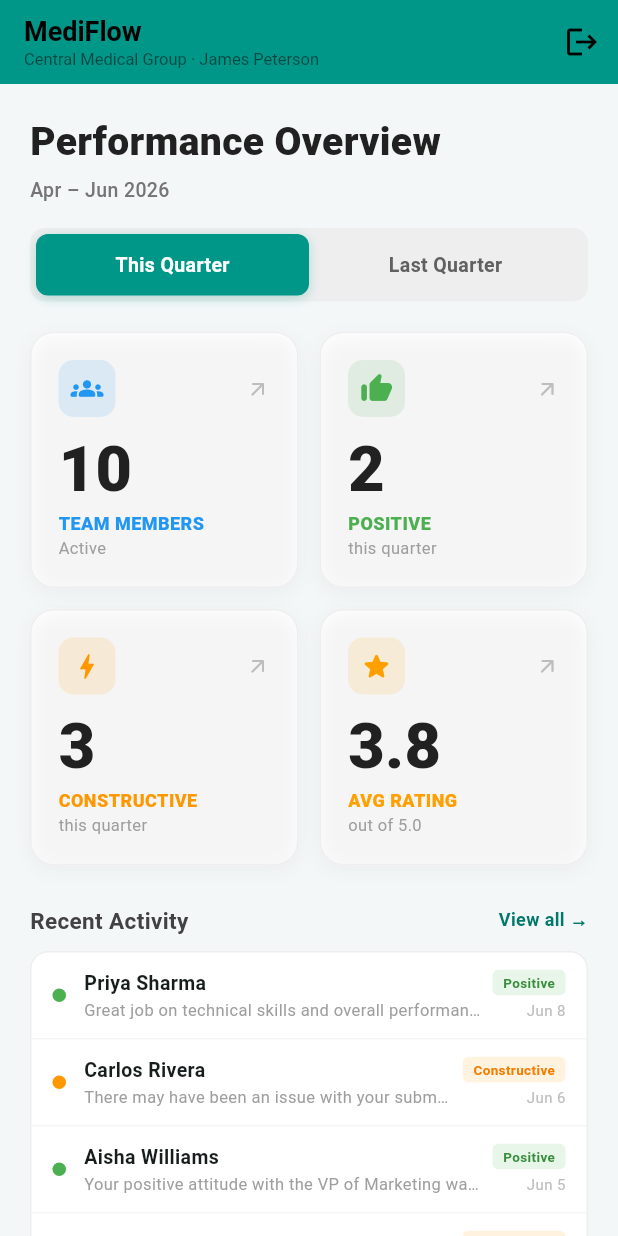
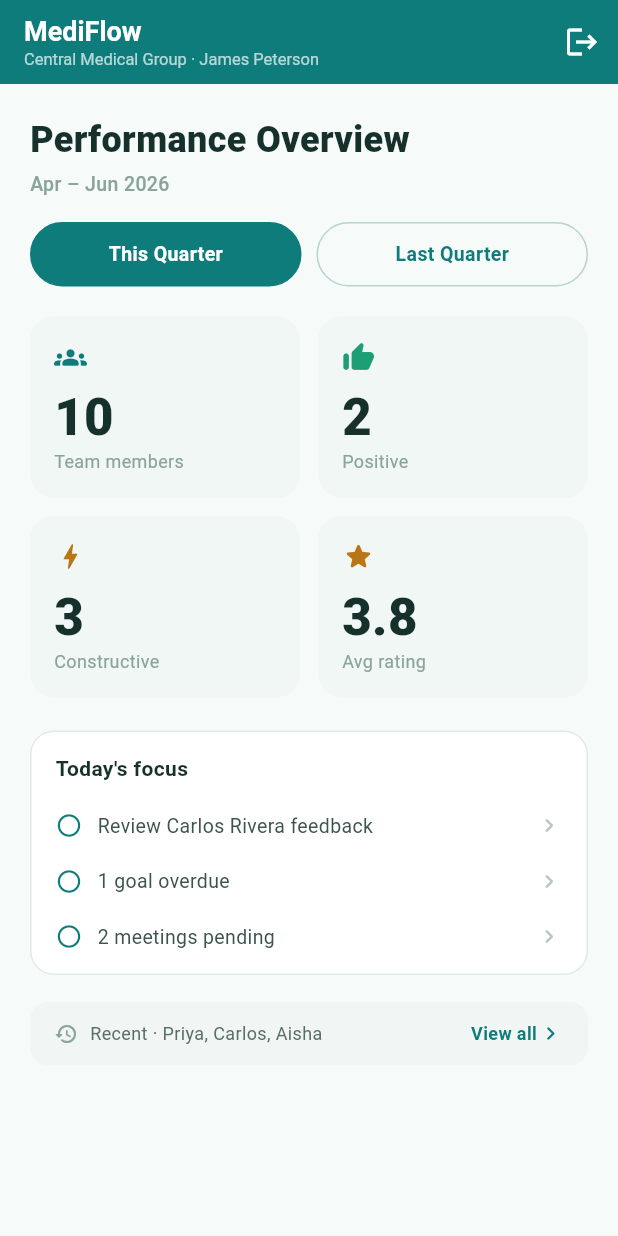
Before and after one commit to deshpandeatharv50-ai/pulse-review, a Flutter app: the DashboardEnterprise screen opened directly, on a phone screen of 412 x 824 dp. Run offline on Flutter 3.47's test engine with Material 3 defaults, Android fonts, the phone set to English and light mode, and no system bars; our stand-ins replace supabase_flutter; accounts and stored records are empty.

Commit message:
Dashboard: Calm Clinical direction (design-shotgun B)
- Light/teal palette, pill quarter toggle (This/Last), 2x2 soft KPI cards
- "Today's Focus" triage list: latest constructive feedback, overdue goals,
  pending meetings — all tappable
- Recent activity demoted to a thin one-line strip with "View all"
- White-on-teal header for contrast
Chosen from 3 explored directions (Command Center / Calm Clinical / Executive Brief).

Co-Authored-By: Claude Opus 4.8 <noreply@anthropic.com>

```diff
--- a/lib/screens/dashboard_enterprise.dart
+++ b/lib/screens/dashboard_enterprise.dart
@@ -5,8 +5,9 @@ import 'team_screen.dart';
 import 'goals_screen.dart';
 import 'reviews_advanced_classic.dart';
 
-// ENTERPRISE PROFESSIONAL DASHBOARD
-// Bold, big, actionable KPIs + quarter date-range filter + compact recent activity.
+// CALM CLINICAL DASHBOARD
+// Light/teal, big 2x2 KPI cards, a "Today's Focus" triage list, and a thin
+// recent-activity strip. Everything reacts to the quarter range filter.
 enum DashRange { current, last }
 
 class DashboardEnterprise extends StatefulWidget {
@@ -17,10 +18,14 @@ class DashboardEnterprise extends StatefulWidget {
 }
 
 class _DashboardEnterpriseState extends State<DashboardEnterprise> {
-  // Selected reporting window. Everything on this screen reacts to it.
   DashRange _range = DashRange.current;
 
-  // Fixed "today" so the demo quarters stay stable.
+  static const Color _teal = Color(0xFF0E7C7B);
+  static const Color _green = Color(0xFF1D9E75);
+  static const Color _amber = Color(0xFFBA7517);
+  static const Color _ink = Color(0xFF16302B);
+
+  // Fixed "today" so demo quarters stay stable.
   static final DateTime _today = DateTime(2026, 6, 10);
 
   static const List<String> _mon = [
@@ -28,8 +33,6 @@ class _DashboardEnterpriseState extends State<DashboardEnterprise> {
     'Jul', 'Aug', 'Sep', 'Oct', 'Nov', 'Dec'
   ];
 
-  // All feedback across both quarters. Built as a getter so hot-reload picks
-  // up edits without needing a full restart.
   List<FeedbackItem> get _allFeedbacks => [
         // ---- Current quarter (Q2 2026: Apr–Jun) ----
         FeedbackItem(id: '1', employeeName: 'Priya Sharma', feedbackType: 'Positive',
@@ -59,13 +62,11 @@ class _DashboardEnterpriseState extends State<DashboardEnterprise> {
             createdAt: DateTime(2026, 2, 3, 8, 15)),
       ];
 
-  // Quarter boundaries derived from _today.
   DateTimeRange get _activeRange {
-    final qStartMonth = ((_today.month - 1) ~/ 3) * 3 + 1; // Q2 -> Apr (4)
+    final qStartMonth = ((_today.month - 1) ~/ 3) * 3 + 1;
     final currentStart = DateTime(_today.year, qStartMonth, 1);
     if (_range == DashRange.current) {
-      final end = DateTime(_today.year, qStartMonth + 3, 1)
-          .subtract(const Duration(days: 1));
+      final end = DateTime(_today.year, qStartMonth + 3, 1).subtract(const Duration(days: 1));
       return DateTimeRange(start: currentStart, end: end);
     } else {
       final lastStart = DateTime(_today.year, qStartMonth - 3, 1);
@@ -92,8 +93,9 @@ class _DashboardEnterpriseState extends State<DashboardEnterprise> {
       ..sort((a, b) => b.createdAt!.compareTo(a.createdAt!));
   }
 
-  // Team headcount differs by quarter to prove the range drives everything.
   int get _teamMembers => _range == DashRange.current ? 10 : 8;
+  int get _overdueGoals => _range == DashRange.current ? 1 : 0;
+  int get _pendingMeetings => _range == DashRange.current ? 2 : 1;
 
   @override
   Widget build(BuildContext context) {
@@ -101,11 +103,15 @@ class _DashboardEnterpriseState extends State<DashboardEnterprise> {
     final positive = fb.where((f) => f.feedbackType == 'Positive').length;
     final constructive = fb.where((f) => f.feedbackType == 'Constructive').length;
     final avg = fb.isEmpty ? 0.0 : (positive * 5 + constructive * 3) / fb.length;
+    final constructiveList = fb.where((f) => f.feedbackType == 'Constructive').toList();
+    final focusName = constructiveList.isNotEmpty
+        ? constructiveList.first.employeeName
+        : (fb.isNotEmpty ? fb.first.employeeName : 'your team');
 
     return Scaffold(
-      backgroundColor: const Color(0xFFF4F7F8),
+      backgroundColor: const Color(0xFFF6FAF9),
       appBar: AppBar(
-        backgroundColor: Colors.teal,
+        backgroundColor: _teal,
         elevation: 0,
         automaticallyImplyLeading: false,
         title: const Column(
@@ -113,14 +119,14 @@ class _DashboardEnterpriseState extends State<DashboardEnterprise> {
           mainAxisSize: MainAxisSize.min,
           children: [
             Text('MediFlow',
-                style: TextStyle(fontSize: 18, fontWeight: FontWeight.w700, color: Colors.black)),
+                style: TextStyle(fontSize: 18, fontWeight: FontWeight.w700, color: Colors.white)),
             Text('Central Medical Group · James Peterson',
-                style: TextStyle(fontSize: 11, fontWeight: FontWeight.w400, color: Colors.black54)),
+                style: TextStyle(fontSize: 11, fontWeight: FontWeight.w400, color: Colors.white70)),
           ],
         ),
         actions: [
           IconButton(
-            icon: const Icon(Icons.logout, color: Colors.black),
+            icon: const Icon(Icons.logout, color: Colors.white),
             onPressed: () async {
               try {
                 await Supabase.instance.client.auth.signOut();
@@ -136,103 +142,92 @@ class _DashboardEnterpriseState extends State<DashboardEnterprise> {
         child: Column(
           crossAxisAlignment: CrossAxisAlignment.stretch,
           children: [
-            // Header + range label
             Text('Performance Overview',
-                style: TextStyle(fontWeight: FontWeight.w800, fontSize: 26, color: Colors.grey[900])),
-            const SizedBox(height: 4),
+                style: TextStyle(fontWeight: FontWeight.w800, fontSize: 24, color: _ink)),
+            const SizedBox(height: 3),
             Text(_rangeLabel,
-                style: TextStyle(fontSize: 13, color: Colors.grey[600], fontWeight: FontWeight.w500)),
+                style: const TextStyle(fontSize: 13, color: Color(0xFF8AA39B), fontWeight: FontWeight.w500)),
             const SizedBox(height: 16),
 
-            // Quarter selector — drives every number below.
-            _buildRangeToggle(),
+            // Pill range toggle
+            Row(children: [
+              _pill('This Quarter', DashRange.current),
+              const SizedBox(width: 10),
+              _pill('Last Quarter', DashRange.last),
+            ]),
             const SizedBox(height: 20),
 
-            // BIG ACTIONABLE KPI GRID (2x2)
+            // 2x2 calm KPI cards
             Row(children: [
-              Expanded(child: _bigKPI('TEAM MEMBERS', _teamMembers.toString(), 'Active',
-                  Icons.groups_rounded, Colors.blue, () {
-                Navigator.of(context).push(
-                    MaterialPageRoute(builder: (_) => const TeamScreen()));
-              })),
-              const SizedBox(width: 14),
-              Expanded(child: _bigKPI('POSITIVE', positive.toString(), 'this quarter',
-                  Icons.thumb_up_rounded, Colors.green, () => _showFeedbackPopup('Positive'))),
+              Expanded(child: _kpi('Team members', _teamMembers.toString(), Icons.groups_rounded, _teal,
+                  () => Navigator.of(context).push(MaterialPageRoute(builder: (_) => const TeamScreen())))),
+              const SizedBox(width: 12),
+              Expanded(child: _kpi('Positive', positive.toString(), Icons.thumb_up_rounded, _green,
+                  () => _showFeedbackPopup('Positive'))),
             ]),
-            const SizedBox(height: 14),
+            const SizedBox(height: 12),
             Row(children: [
-              Expanded(child: _bigKPI('CONSTRUCTIVE', constructive.toString(), 'this quarter',
-                  Icons.bolt_rounded, Colors.orange, () => _showFeedbackPopup('Constructive'))),
-              const SizedBox(width: 14),
-              Expanded(child: _bigKPI('AVG RATING', avg.toStringAsFixed(1), 'out of 5.0',
-                  Icons.star_rounded, Colors.amber.shade700, () {
-                Navigator.of(context).push(
-                    MaterialPageRoute(builder: (_) => const ReviewsAdvancedClassic()));
-              })),
+              Expanded(child: _kpi('Constructive', constructive.toString(), Icons.bolt_rounded, _amber,
+                  () => _showFeedbackPopup('Constructive'))),
+              const SizedBox(width: 12),
+              Expanded(child: _kpi('Avg rating', avg.toStringAsFixed(1), Icons.star_rounded, _amber,
+                  () => Navigator.of(context).push(MaterialPageRoute(builder: (_) => const ReviewsAdvancedClassic())))),
             ]),
-            const SizedBox(height: 26),
+            const SizedBox(height: 22),
 
-            // COMPACT Recent Activity
-            Row(
-              mainAxisAlignment: MainAxisAlignment.spaceBetween,
-              children: [
-                Text('Recent Activity',
-                    style: TextStyle(fontWeight: FontWeight.w700, fontSize: 15, color: Colors.grey[800])),
-                GestureDetector(
-                  onTap: () => _showFeedbackPopup(null),
-                  child: Text('View all →',
-                      style: TextStyle(fontSize: 12, color: Colors.teal[700], fontWeight: FontWeight.w600)),
-                ),
-              ],
-            ),
-            const SizedBox(height: 10),
+            // Today's Focus triage card
             Container(
               decoration: BoxDecoration(
                 color: Colors.white,
-                borderRadius: BorderRadius.circular(12),
-                border: Border.all(color: Colors.grey[200]!),
+                borderRadius: BorderRadius.circular(16),
+                border: Border.all(color: const Color(0xFFE0EAE7)),
               ),
-              child: fb.isEmpty
-                  ? Padding(
-                      padding: const EdgeInsets.all(20),
-                      child: Center(
-                        child: Text('No activity in this quarter',
-                            style: TextStyle(fontSize: 12, color: Colors.grey[500])),
-                      ),
-                    )
-                  : Column(
-                      children: fb.take(4).map((f) => _compactActivityRow(f, f != fb.take(4).last)).toList(),
-                    ),
-            ),
-            const SizedBox(height: 22),
-
-            // Quick Actions
-            Container(
-              padding: const EdgeInsets.all(20),
-              decoration: BoxDecoration(
-                color: const Color(0xFF1A1F3A),
-                borderRadius: BorderRadius.circular(12),
-              ),
+              padding: const EdgeInsets.fromLTRB(16, 14, 16, 6),
               child: Column(
                 crossAxisAlignment: CrossAxisAlignment.start,
                 children: [
-                  const Text('Quick Actions',
-                      style: TextStyle(fontWeight: FontWeight.w700, fontSize: 14, color: Colors.white)),
-                  const SizedBox(height: 16),
-                  Row(children: [
-                    Expanded(child: _quickAction('👥 Team', () {
-                      Navigator.of(context).push(MaterialPageRoute(builder: (_) => const TeamScreen()));
-                    })),
-                    const SizedBox(width: 12),
-                    Expanded(child: _quickAction('🎯 Goals', () {
-                      Navigator.of(context).push(MaterialPageRoute(builder: (_) => const GoalsScreen()));
-                    })),
-                    const SizedBox(width: 12),
-                    Expanded(child: _quickAction('📋 Review', () {
-                      Navigator.of(context).push(MaterialPageRoute(builder: (_) => const ReviewsAdvancedClassic()));
-                    })),
-                  ]),
+                  Text("Today's focus",
+                      style: TextStyle(fontWeight: FontWeight.w700, fontSize: 14, color: _ink)),
+                  const SizedBox(height: 10),
+                  _focusItem('Review $focusName feedback', () => _showFeedbackPopup('Constructive')),
+                  _focusItem('$_overdueGoals goal${_overdueGoals == 1 ? '' : 's'} overdue',
+                      () => Navigator.of(context).push(MaterialPageRoute(builder: (_) => const GoalsScreen()))),
+                  _focusItem('$_pendingMeetings meeting${_pendingMeetings == 1 ? '' : 's'} pending',
+                      () => ScaffoldMessenger.of(context).showSnackBar(
+                          const SnackBar(content: Text('Meetings — coming soon')))),
                 ],
+              ),
+            ),
+            const SizedBox(height: 18),
+
+            // Thin recent-activity strip
+            GestureDetector(
+              onTap: () => _showFeedbackPopup(null),
+              child: Container(
+                padding: const EdgeInsets.symmetric(horizontal: 16, vertical: 12),
+                decoration: BoxDecoration(
+                  color: const Color(0xFFF1F6F4),
+                  borderRadius: BorderRadius.circular(12),
+                ),
+                child: Row(
+                  children: [
+                    const Icon(Icons.history_rounded, size: 16, color: Color(0xFF8AA39B)),
+                    const SizedBox(width: 8),
+                    Expanded(
+                      child: Text(
+                        fb.isEmpty
+                            ? 'No recent activity'
+                            : 'Recent · ${fb.take(3).map((f) => f.employeeName.split(' ').first).join(', ')}',
+                        maxLines: 1,
+                        overflow: TextOverflow.ellipsis,
+                        style: const TextStyle(fontSize: 12, color: Color(0xFF5A6E68)),
+                      ),
+                    ),
+                    const Text('View all',
+                        style: TextStyle(fontSize: 12, color: _teal, fontWeight: FontWeight.w600)),
+                    const Icon(Icons.chevron_right_rounded, size: 18, color: _teal),
+                  ],
+                ),
               ),
             ),
           ],
@@ -241,22 +236,7 @@ class _DashboardEnterpriseState extends State<DashboardEnterprise> {
     );
   }
 
-  // ---- Range toggle ----
-  Widget _buildRangeToggle() {
-    return Container(
-      padding: const EdgeInsets.all(4),
-      decoration: BoxDecoration(
-        color: Colors.grey[200],
-        borderRadius: BorderRadius.circular(10),
-      ),
-      child: Row(children: [
-        _rangeChip('This Quarter', DashRange.current),
-        _rangeChip('Last Quarter', DashRange.last),
-      ]),
-    );
-  }
-
-  Widget _rangeChip(String label, DashRange value) {
+  Widget _pill(String label, DashRange value) {
     final selected = _range == value;
     return Expanded(
       child: GestureDetector(
@@ -265,63 +245,40 @@ class _DashboardEnterpriseState extends State<DashboardEnterprise> {
           duration: const Duration(milliseconds: 150),
           padding: const EdgeInsets.symmetric(vertical: 11),
           decoration: BoxDecoration(
-            color: selected ? Colors.teal : Colors.transparent,
-            borderRadius: BorderRadius.circular(8),
-            boxShadow: selected
-                ? [BoxShadow(color: Colors.teal.withOpacity(0.25), blurRadius: 6, offset: const Offset(0, 2))]
-                : null,
+            color: selected ? _teal : Colors.transparent,
+            borderRadius: BorderRadius.circular(22),
+            border: Border.all(color: selected ? _teal : const Color(0xFFB8D4D0)),
           ),
           child: Center(
             child: Text(label,
                 style: TextStyle(
                     fontSize: 13,
-                    fontWeight: FontWeight.w700,
-                    color: selected ? Colors.white : Colors.grey[700])),
+                    fontWeight: FontWeight.w600,
+                    color: selected ? Colors.white : _teal)),
           ),
         ),
       ),
     );
   }
 
-  // ---- Big actionable KPI tile ----
-  Widget _bigKPI(String label, String value, String sub, IconData icon, Color color, VoidCallback onTap) {
+  Widget _kpi(String label, String value, IconData icon, Color color, VoidCallback onTap) {
     return Material(
-      color: Colors.white,
+      color: const Color(0xFFF1F7F5),
       borderRadius: BorderRadius.circular(16),
       child: InkWell(
         borderRadius: BorderRadius.circular(16),
         onTap: onTap,
-        child: Container(
-          padding: const EdgeInsets.all(18),
-          decoration: BoxDecoration(
-            borderRadius: BorderRadius.circular(16),
-            border: Border.all(color: Colors.grey[200]!),
-            boxShadow: [BoxShadow(color: Colors.black.withOpacity(0.04), blurRadius: 10, offset: const Offset(0, 3))],
-          ),
+        child: Padding(
+          padding: const EdgeInsets.all(16),
           child: Column(
             crossAxisAlignment: CrossAxisAlignment.start,
             children: [
-              Row(
-                mainAxisAlignment: MainAxisAlignment.spaceBetween,
-                children: [
-                  Container(
-                    padding: const EdgeInsets.all(8),
-                    decoration: BoxDecoration(
-                      color: color.withOpacity(0.12),
-                      borderRadius: BorderRadius.circular(10),
-                    ),
-                    child: Icon(icon, color: color, size: 22),
-                  ),
-                  Icon(Icons.arrow_outward_rounded, size: 16, color: Colors.grey[400]),
-                ],
-              ),
-              const SizedBox(height: 14),
+              Icon(icon, color: color, size: 22),
+              const SizedBox(height: 12),
               Text(value,
-                  style: TextStyle(fontWeight: FontWeight.w900, fontSize: 42, height: 1.0, color: Colors.grey[900])),
-              const SizedBox(height: 6),
-              Text(label,
-                  style: TextStyle(fontSize: 12, fontWeight: FontWeight.w800, color: color, letterSpacing: 0.3)),
-              Text(sub, style: TextStyle(fontSize: 11, color: Colors.grey[500])),
+                  style: TextStyle(fontWeight: FontWeight.w800, fontSize: 34, height: 1.0, color: _ink)),
+              const SizedBox(height: 4),
+              Text(label, style: const TextStyle(fontSize: 12, color: Color(0xFF8AA39B))),
             ],
           ),
         ),
@@ -329,84 +286,23 @@ class _DashboardEnterpriseState extends State<DashboardEnterprise> {
     );
   }
 
-  // ---- Compact activity row ----
-  Widget _compactActivityRow(FeedbackItem f, bool divider) {
-    final isPositive = f.feedbackType == 'Positive';
-    final d = f.createdAt!;
-    return Column(
-      children: [
-        Padding(
-          padding: const EdgeInsets.symmetric(horizontal: 14, vertical: 11),
-          child: Row(
-            children: [
-              Container(
-                width: 9, height: 9,
-                decoration: BoxDecoration(
-                    color: isPositive ? Colors.green : Colors.orange, shape: BoxShape.circle),
-              ),
-              const SizedBox(width: 12),
-              Expanded(
-                child: Column(
-                  crossAxisAlignment: CrossAxisAlignment.start,
-                  children: [
-                    Text(f.employeeName,
-                        style: const TextStyle(fontWeight: FontWeight.w700, fontSize: 13)),
-                    Text(f.comment,
-                        maxLines: 1,
-                        overflow: TextOverflow.ellipsis,
-                        style: TextStyle(fontSize: 11, color: Colors.grey[500])),
-                  ],
-                ),
-              ),
-              const SizedBox(width: 8),
-              Column(
-                crossAxisAlignment: CrossAxisAlignment.end,
-                children: [
-                  Container(
-                    padding: const EdgeInsets.symmetric(horizontal: 7, vertical: 2),
-                    decoration: BoxDecoration(
-                      color: isPositive ? Colors.green[50] : Colors.orange[50],
-                      borderRadius: BorderRadius.circular(4),
-                    ),
-                    child: Text(f.feedbackType,
-                        style: TextStyle(
-                            fontSize: 9,
-                            fontWeight: FontWeight.w700,
-                            color: isPositive ? Colors.green[700] : Colors.orange[700])),
-                  ),
-                  const SizedBox(height: 3),
-                  Text('${_mon[d.month]} ${d.day}',
-                      style: TextStyle(fontSize: 10, color: Colors.grey[400])),
-                ],
-              ),
-            ],
-          ),
-        ),
-        if (divider) Divider(height: 1, color: Colors.grey[100]),
-      ],
-    );
-  }
-
-  Widget _quickAction(String label, VoidCallback onTap) {
-    return GestureDetector(
+  Widget _focusItem(String label, VoidCallback onTap) {
+    return InkWell(
       onTap: onTap,
-      child: Container(
-        padding: const EdgeInsets.symmetric(vertical: 12),
-        decoration: BoxDecoration(
-          color: Colors.white.withOpacity(0.1),
-          borderRadius: BorderRadius.circular(8),
-          border: Border.all(color: Colors.white.withOpacity(0.2)),
-        ),
-        child: Center(
-          child: Text(label,
-              textAlign: TextAlign.center,
-              style: const TextStyle(fontWeight: FontWeight.w600, fontSize: 12, color: Colors.white)),
+      child: Padding(
+        padding: const EdgeInsets.symmetric(vertical: 9),
+        child: Row(
+          children: [
+            const Icon(Icons.radio_button_unchecked, size: 18, color: _teal),
+            const SizedBox(width: 10),
+            Expanded(child: Text(label, style: const TextStyle(fontSize: 13, color: Color(0xFF3D544E)))),
+            const Icon(Icons.chevron_right_rounded, size: 18, color: Color(0xFFB8C9C4)),
+          ],
         ),
       ),
     );
   }
 
-  // ---- Feedback popup (optionally filtered by type) ----
   void _showFeedbackPopup(String? typeFilter) {
     final items = typeFilter == null
         ? _filtered
```
